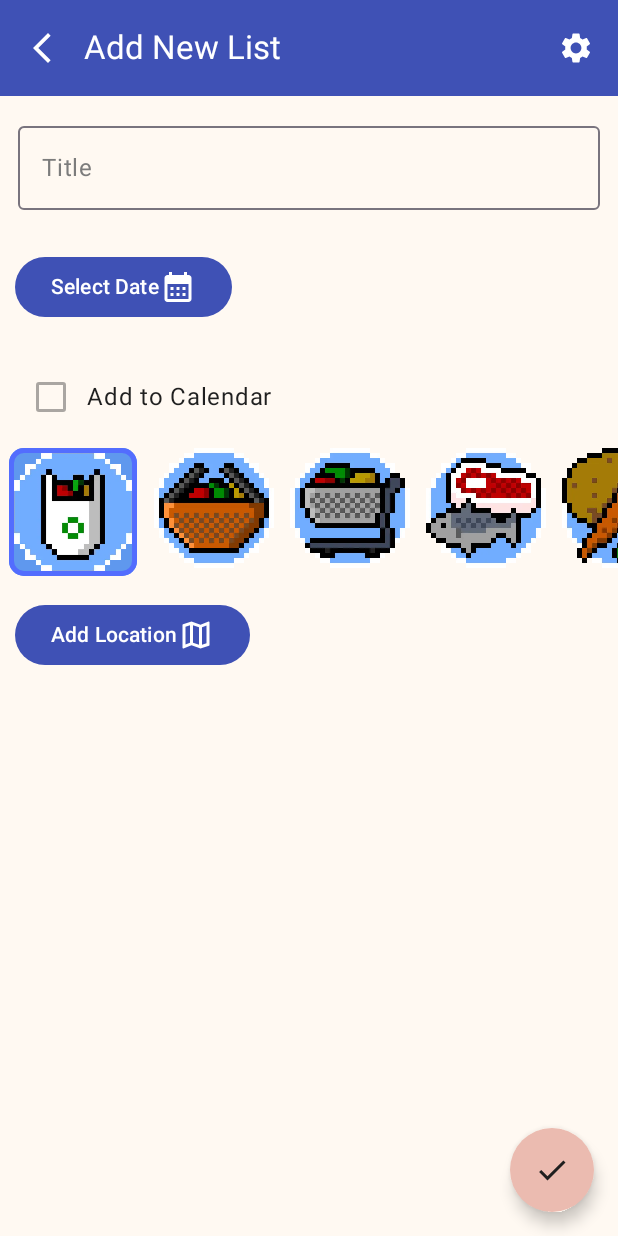
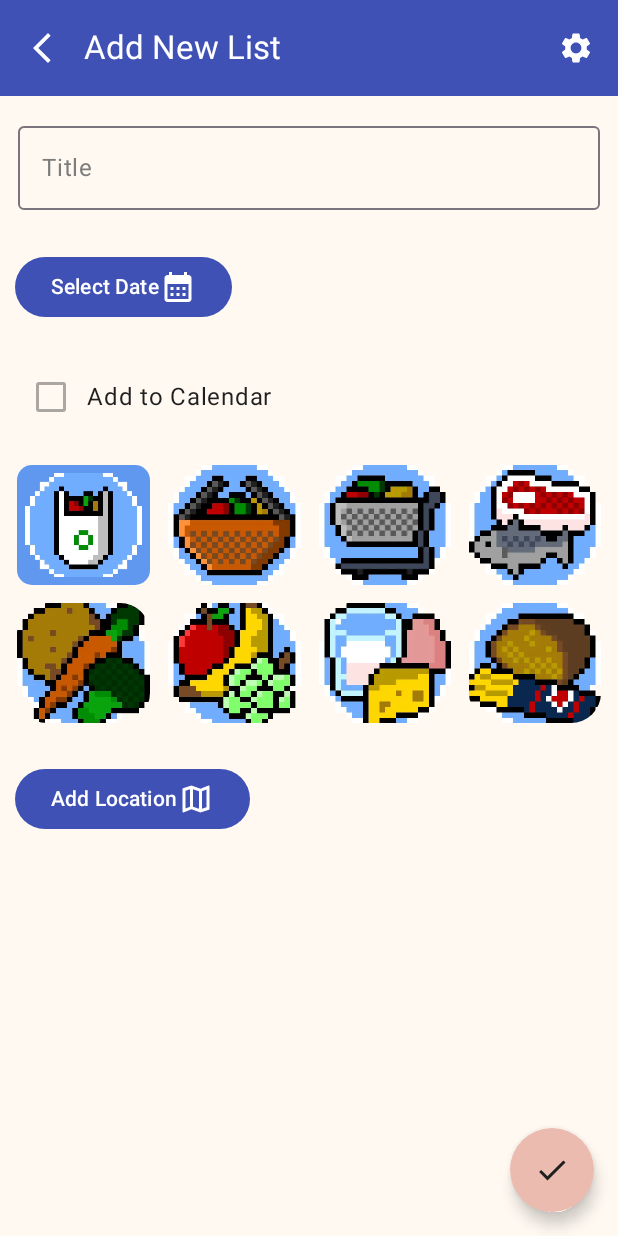
Before and after one commit to AndreaDeCarli/GrabList, an Android app built with Jetpack Compose: the AddNewList screen opened through its navigation route, on a phone screen of 412 x 824 dp. Run offline under Robolectric (Android 15) with nearby library versions, the phone set to English and light mode, and no system bars; our stand-ins replace Room's generated code; libraries missing offline, so code that uses them is left out: org.maplibre.android; 1 statement that could not run was skipped.

Commit message:
fixed a few little bugs

```diff
--- a/app/src/main/java/com/example/grablist/data/repositories/ShopListRepository.kt
+++ b/app/src/main/java/com/example/grablist/data/repositories/ShopListRepository.kt
@@ -33,7 +33,7 @@ class ShopListRepository(
         val productsInShopList = productDao.getProductsByListId(shopList.shopListId)
         val references = crossRefDao.getCrossRefById(shopList.shopListId)
         productsInShopList.first().forEach {it -> if (!it.favorite) {
-            productDao.delete(it)
+            deleteProduct(it)
         }}
 
         references.first().forEach{it -> crossRefDao.delete(it)}
--- a/app/src/main/java/com/example/grablist/ui/screens/AddNewList.kt
+++ b/app/src/main/java/com/example/grablist/ui/screens/AddNewList.kt
@@ -17,6 +17,8 @@ import androidx.compose.foundation.layout.padding
 import androidx.compose.foundation.layout.size
 import androidx.compose.foundation.layout.width
 import androidx.compose.foundation.lazy.LazyRow
+import androidx.compose.foundation.lazy.grid.GridCells
+import androidx.compose.foundation.lazy.grid.LazyVerticalGrid
 import androidx.compose.foundation.selection.selectable
 import androidx.compose.foundation.shape.CircleShape
 import androidx.compose.foundation.shape.RoundedCornerShape
@@ -83,7 +85,7 @@ fun AddNewList (state: AddShopListState, actions: AddShopListActions, onSubmit:
     val scope = rememberCoroutineScope()
     fun setNameFromLocation(location: Location) = scope.launch {
         val place = osmDataSource.getPlace(location).displayName.split(",")
-        val realName = "${place[0]},${place[3]}"
+        val realName = "${place[0]},${place[2]}"
         actions.setLocationName(realName)
     }
 
@@ -184,27 +186,28 @@ fun AddNewList (state: AddShopListState, actions: AddShopListActions, onSubmit:
             var selected by remember { mutableIntStateOf(0) }
             val imagesIds = listOf(R.drawable.sprite0, R.drawable.sprite1,R.drawable.sprite2,R.drawable.sprite3,R.drawable.sprite4, R.drawable.sprite5,R.drawable.sprite6,R.drawable.sprite7)
             actions.setIcon(imagesIds[selected].toLong())
-            LazyRow() {
+            LazyVerticalGrid(
+                modifier = Modifier
+                    .padding(5.dp)
+                    .fillMaxWidth(),
+                columns = GridCells.Fixed(4)
+            ) {
                 items(imagesIds.size){
                     if (it == selected){
                         Image(
                             painter = painterResource(imagesIds[it]),
                             contentScale = ContentScale.Crop,
                             modifier = Modifier
-                                .padding(horizontal = 6.dp)
-                                .size(85.dp)
+                                .padding(6.dp)
+                                .size(80.dp)
                                 .selectable(
                                     selected = selected == it,
                                     onClick = {
                                         selected = it;actions.setIcon(imagesIds[it].toLong())
                                     })
-                                .border(
-                                    3.dp,
-                                    MaterialTheme.colorScheme.secondary,
-                                    RoundedCornerShape(10.dp)
-                                )
                                 .clip(RoundedCornerShape(10.dp))
                                 .background(MaterialTheme.colorScheme.tertiary)
+                                .padding(5.dp)
                             ,
                             contentDescription = "ShoppingIcon",
                         )
@@ -213,7 +216,7 @@ fun AddNewList (state: AddShopListState, actions: AddShopListActions, onSubmit:
                             painter = painterResource(imagesIds[it]),
                             contentScale = ContentScale.Crop,
                             modifier = Modifier
-                                .padding(horizontal = 5.dp)
+                                .padding(6.dp)
                                 .size(80.dp)
                                 .selectable(
                                     selected = selected == it,
--- a/app/src/main/java/com/example/grablist/ui/screens/SettingsScreen.kt
+++ b/app/src/main/java/com/example/grablist/ui/screens/SettingsScreen.kt
@@ -77,8 +77,8 @@ fun SettingsScreen(
     val ctx = LocalContext.current
 
     val cameraLauncher = rememberCameraLauncher(
-        onPictureTaken = {
-                imageUri -> settingsViewModel.setProfilePicUri(imageUri)
+        onPictureTaken = { imageUri ->
+            settingsViewModel.setProfilePicUri(imageUri)
             saveImageToStorage(imageUri, ctx.contentResolver)
         }
     )
```
Also changed, not shown: app/src/main/java/com/example/grablist/ui/composables/LazyShopListColumn.kt (+63 -9 lines), app/src/main/java/com/example/grablist/ui/screens/ShopListDetailsScreen.kt (+4 -4 lines).
